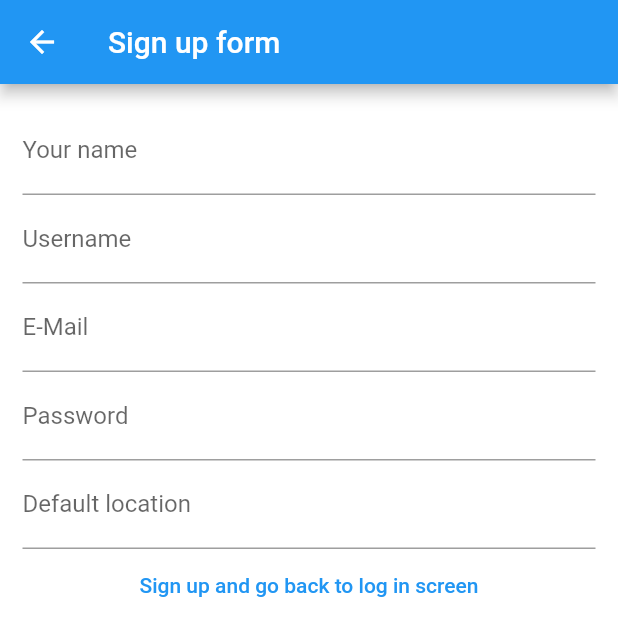
After one commit to daniellee97/Sharide_dart, a Flutter app: the screen it shows after launch, after a tap on "Sign up", on a phone screen of 412 x 824 dp. The commit adds this screen. Shown: the top 636 px of the screen. Run offline on Flutter 3.47's test engine with Material 2 defaults, Android fonts, the phone set to English and light mode, and no system bars.

Commit message:
Finish the sign up screen

```diff
--- /dev/null
+++ b/sharideapp/lib/AuthenticationScreens.dart
@@ -0,0 +1,171 @@
+import 'package:flutter/material.dart';
+
+import './UserScreens.dart';
+import './DriverScreens.dart';
+
+class LogInScreen extends StatelessWidget {
+    @override
+    Widget build(BuildContext context) {
+        return Scaffold(
+            appBar: AppBar(title: Text('Please log in')),
+            body: Container(
+                padding: EdgeInsets.all(15),
+                color: Colors.black,
+                child: Column(
+                    children: [
+                        const Text('Hello, log in as',
+                        style: TextStyle(
+                            fontSize: 24,
+                            fontWeight: FontWeight.bold,
+                            color: Colors.white),
+
+                        ),
+                        Column(
+                            mainAxisAlignment: MainAxisAlignment.spaceEvenly,
+                            children:[
+                                Container(
+                                alignment: Alignment.centerRight,
+                                margin: EdgeInsets.only(right: 15),
+                                child: ElevatedButton(
+                                    onPressed: () => {
+                                        Navigator.push(
+                                            context,
+                                            MaterialPageRoute(builder: (context) => DriverMainScreen()),
+                                        )
+                                    },
+                                    child: Text(
+                                    'Driver',
+                                    style: TextStyle(color: Colors.black),
+                                    ),
+                                    style: ButtonStyle(
+                                        backgroundColor:
+                                            MaterialStateProperty.all(Colors.blue.shade800)),
+                                    ),
+                                ),
+                                Container(
+                                    alignment: Alignment.centerRight,
+                                    margin: EdgeInsets.only(right: 15),
+                                    child: ElevatedButton(
+                                        onPressed: () {
+                                            Navigator.push(
+                                                context,
+                                                MaterialPageRoute(builder: (context) => UserMainScreen()),
+                                            );
+                                        },
+                                        child: Text(
+                                        'Passenger',
+                                        style: TextStyle(color: Colors.black),
+                                        ),
+                                        style: ButtonStyle(
+                                            backgroundColor:
+                                                MaterialStateProperty.all(Colors.blue.shade800)),
+                                    ),
+                                ),
+                            ]
+                        ),
+                        const Text('Or you can sign up below',
+                        style: TextStyle(
+                            fontSize: 24,
+                            fontWeight: FontWeight.bold,
+                            color: Colors.white),
+
+                        ),
+                        Column(
+                            mainAxisAlignment: MainAxisAlignment.spaceEvenly,
+                            children:[
+                                Container(
+                                alignment: Alignment.centerRight,
+                                margin: EdgeInsets.only(right: 15),
+                                child: ElevatedButton(
+                                    onPressed: () => {
+                                        Navigator.push(
+                                            context,
+                                            MaterialPageRoute(builder: (context) => SignUpForm()),
+                                        )
+                                    },
+                                    child: Text(
+                                    'Sign up',
+                                    style: TextStyle(color: Colors.black),
+                                    ),
+                                    style: ButtonStyle(
+                                        backgroundColor:
+                                            MaterialStateProperty.all(Colors.blue.shade800)),
+                                    ),
+                                ),
+
+                            ]
+                        ),
+                    ]
+
+                )
+            )
+        );
+    }
+}
+
+class SignUpForm extends StatelessWidget{
+  @override
+  Widget build(BuildContext context) {
+    // TODO: implement build
+    return Scaffold(
+      appBar: AppBar(title: Text("Sign up form")),
+      body: Container(
+        padding: EdgeInsets.all(15),
+        color: Color.fromARGB(255, 255, 255, 255),
+        child: Column(
+          children: <Widget> [
+            TextFormField(
+            decoration: InputDecoration(labelText: 'Your name'),
+            keyboardType: TextInputType.emailAddress,
+            // validator: (value) {
+            //   if (value?.isEmpty || !value?.contains('@')) {
+            //     return 'Invalid email!';
+            //   }
+            // },
+            ),
+            TextFormField(
+            decoration: InputDecoration(labelText: 'Username'),
+            keyboardType: TextInputType.emailAddress,
+            // validator: (value) {
+            //   if (value?.isEmpty || !value?.contains('@')) {
+            //     return 'Invalid email!';
+            //   }
+            // },
+            ),
+            TextFormField(
+            decoration: InputDecoration(labelText: 'E-Mail'),
+            keyboardType: TextInputType.emailAddress,
+            // validator: (value) {
+            //   if (value?.isEmpty || !value?.contains('@')) {
+            //     return 'Invalid email!';
+            //   }
+            // },
+            ),
+            TextFormField(
+              decoration: InputDecoration(labelText: 'Password'),
+              keyboardType: TextInputType.visiblePassword,
+              obscureText: true,
+              // validator: (value) {
+              //   if (value.isEmpty || !value.contains('@')) {
+              //     return 'Invalid email!';
+              //   }
+              // },
+            ),
+            TextFormField(
+              decoration: InputDecoration(labelText: 'Default location'),
+            ),
+            TextButton(
+              style: ButtonStyle(
+                foregroundColor: MaterialStateProperty.all<Color>(Colors.blue),
+              ),
+              onPressed: () {
+                Navigator.pop(context);
+              },
+              child: Text('Sign up and go back to log in screen'),
+            )
+          ]
+        ),
+      )
+    );
+  }
+}
--- a/sharideapp/lib/LogInScreen.dart
+++ /dev/null
@@ -1,73 +0,0 @@
-import 'package:flutter/material.dart';
-
-import './UserScreens.dart';
-import './DriverScreens.dart';
-
-class LogInScreen extends StatelessWidget {
-    @override
-    Widget build(BuildContext context) {
-        return Scaffold(
-            appBar: AppBar(title: Text('Please log in')),
-            body: Container(
-                padding: EdgeInsets.all(15),
-                color: Colors.black,
-                child: Column(
-                    children: [
-                        const Text('Hello, log in as',
-                        style: TextStyle(
-                            fontSize: 24,
-                            fontWeight: FontWeight.bold,
-                            color: Colors.white),
-
-                        ),
-                        Column(
-                            mainAxisAlignment: MainAxisAlignment.spaceEvenly,
-                            children:[
-                                Container(
-                                alignment: Alignment.centerRight,
-                                margin: EdgeInsets.only(right: 15),
-                                child: ElevatedButton(
-                                    onPressed: () => {
-                                        Navigator.push(
-                                            context,
-                                            MaterialPageRoute(builder: (context) => DriverMainScreen()),
-                                        )
-                                    },
-                                    child: Text(
-                                    'Driver',
-                                    style: TextStyle(color: Colors.black),
-                                    ),
-                                    style: ButtonStyle(
-                                        backgroundColor:
-                                            MaterialStateProperty.all(Colors.blue.shade800)),
-                                    ),
-                                ),
-                                Container(
-                                    alignment: Alignment.centerRight,
-                                    margin: EdgeInsets.only(right: 15),
-                                    child: ElevatedButton(
-                                        onPressed: () {
-                                            Navigator.push(
-                                                context,
-                                                MaterialPageRoute(builder: (context) => UserMainScreen()),
-                                            );
-                                        },
-                                        child: Text(
-                                        'Passenger',
-                                        style: TextStyle(color: Colors.black),
-                                        ),
-                                        style: ButtonStyle(
-                                            backgroundColor:
-                                                MaterialStateProperty.all(Colors.blue.shade800)),
-                                    ),
-                                ),
-                            ]
-                        ),
-
-                    ]
-
-                )
-            )
-        );
-    }
-}
--- a/sharideapp/lib/main.dart
+++ b/sharideapp/lib/main.dart
@@ -1,7 +1,6 @@
 import 'package:flutter/material.dart';
 
-import './UserScreens.dart';
-import './LogInScreen.dart';
+import 'AuthenticationScreens.dart';
 
 void main() {
   runApp(MyApp());
```
Also changed, not shown: 2 other files.
